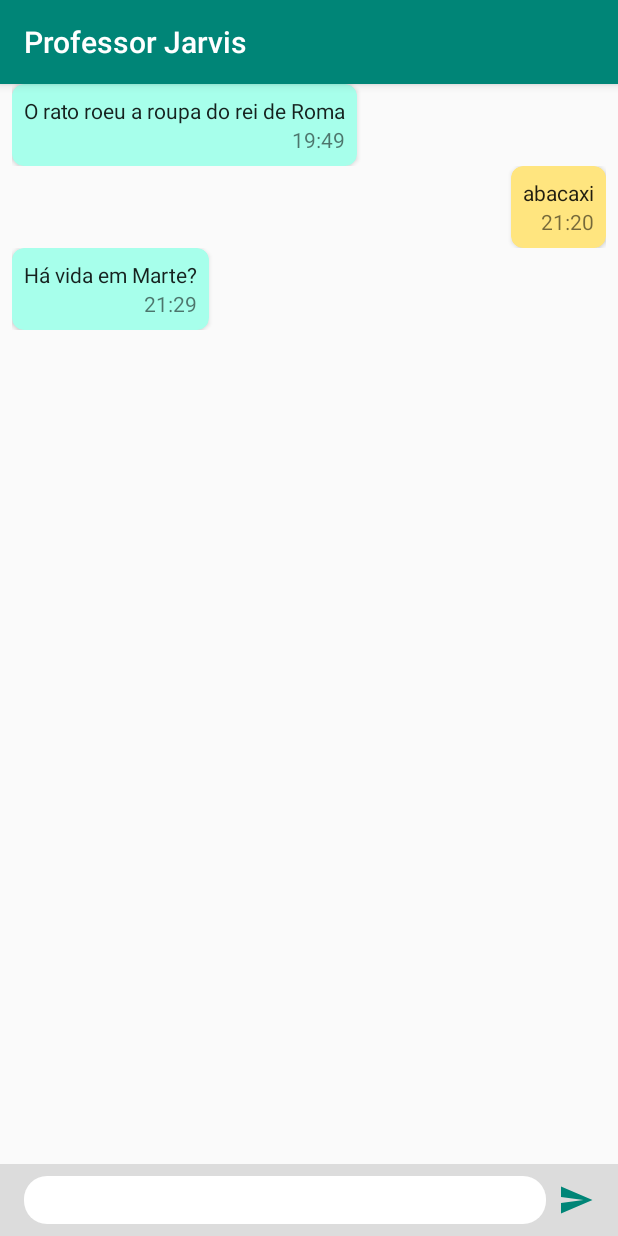
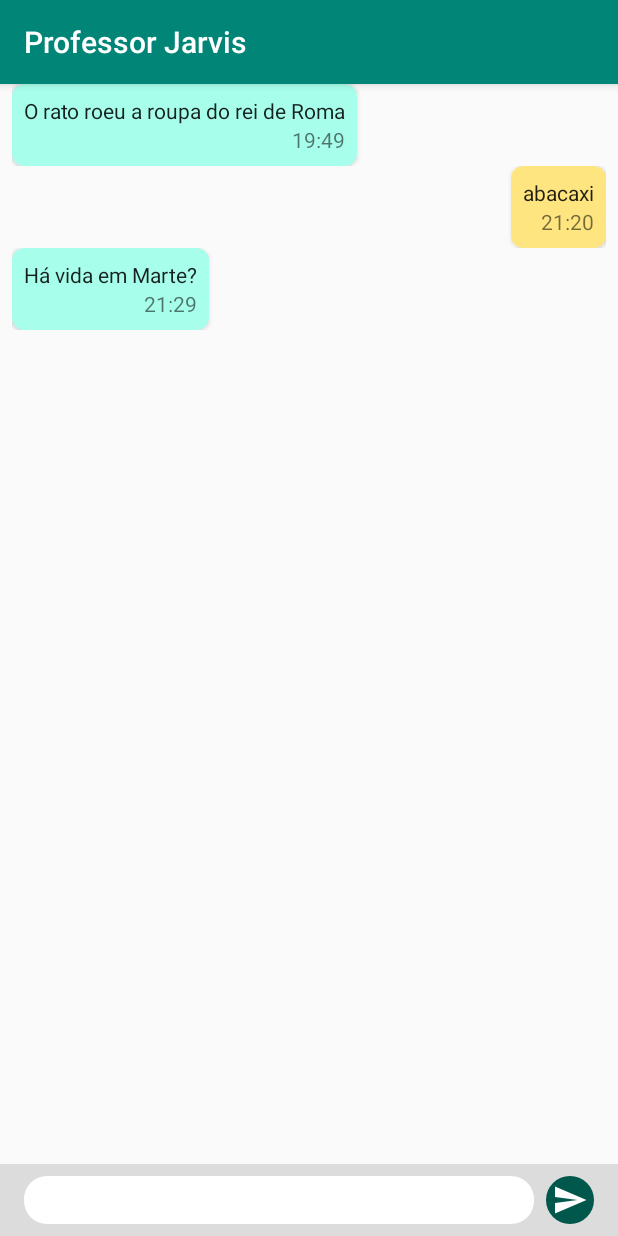
Before and after one commit to InfnApps/ProfJarvis, an Android app: the screen it shows after launch (MainActivity), on a phone screen of 412 x 824 dp. Run offline under Robolectric (Android 15) with nearby library versions, the phone set to English and light mode, and no system bars.

Commit message:
changed button background to circle

```diff
--- /dev/null
+++ b/app/src/main/res/drawable/circle_button_background.xml
@@ -0,0 +1,5 @@
+<?xml version="1.0" encoding="utf-8"?>
+<shape xmlns:android="http://schemas.android.com/apk/res/android" android:shape="rectangle">
+<solid android:color="@color/colorPrimaryDark"/>
+<corners android:radius="32dp"/>
+</shape>
--- a/app/src/main/res/layout/fragment_chat.xml
+++ b/app/src/main/res/layout/fragment_chat.xml
@@ -11,7 +11,8 @@
             android:layout_height="0dp" app:layout_constraintEnd_toEndOf="parent"
             app:layout_constraintBottom_toTopOf="@+id/constraintLayout"
             app:layout_constraintStart_toStartOf="parent"
-            app:layout_constraintTop_toTopOf="parent" android:id="@+id/chat_list"/>
+            app:layout_constraintTop_toTopOf="parent" android:id="@+id/chat_list"
+            tools:listitem="@layout/message_card"/>
     <androidx.constraintlayout.widget.ConstraintLayout
             android:layout_width="0dp"
             android:layout_height="wrap_content"
@@ -35,13 +36,13 @@
                 android:layout_marginTop="8dp" app:layout_constraintTop_toTopOf="parent"/>
         <ImageButton
                 android:src="@drawable/ic_send_black_24dp"
-                android:layout_width="wrap_content"
-                android:layout_height="wrap_content" android:id="@+id/send_message_button" android:layout_weight="0"
+                android:layout_width="32dp"
+                android:layout_height="32dp" android:id="@+id/send_message_button" android:layout_weight="0"
                 app:layout_constraintEnd_toEndOf="parent"
                 android:layout_marginEnd="16dp" android:layout_marginRight="16dp" android:layout_marginBottom="8dp"
                 app:layout_constraintBottom_toBottomOf="parent" android:layout_marginTop="8dp"
-                app:layout_constraintTop_toTopOf="parent" android:background="@android:color/transparent"
-                android:tint="@color/colorPrimary"
+                app:layout_constraintTop_toTopOf="parent" android:background="@drawable/circle_button_background"
+                android:tint="@android:color/white"
                 android:contentDescription="@string/send_message_description"/>
     </androidx.constraintlayout.widget.ConstraintLayout>
 </androidx.constraintlayout.widget.ConstraintLayout>
```
